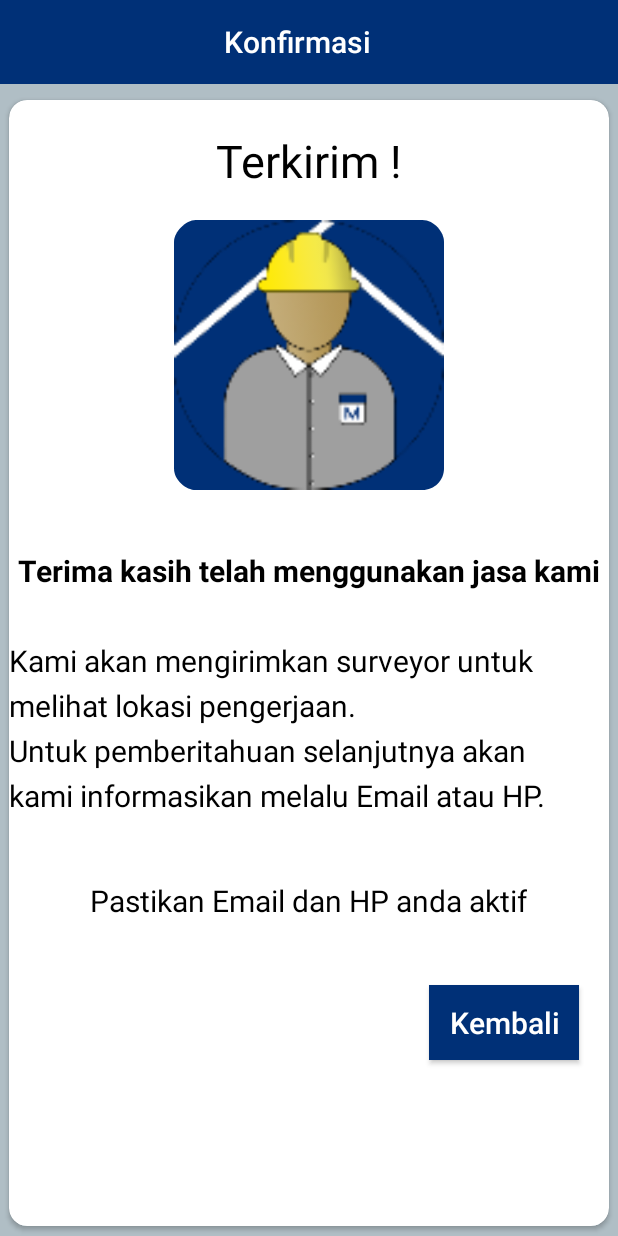
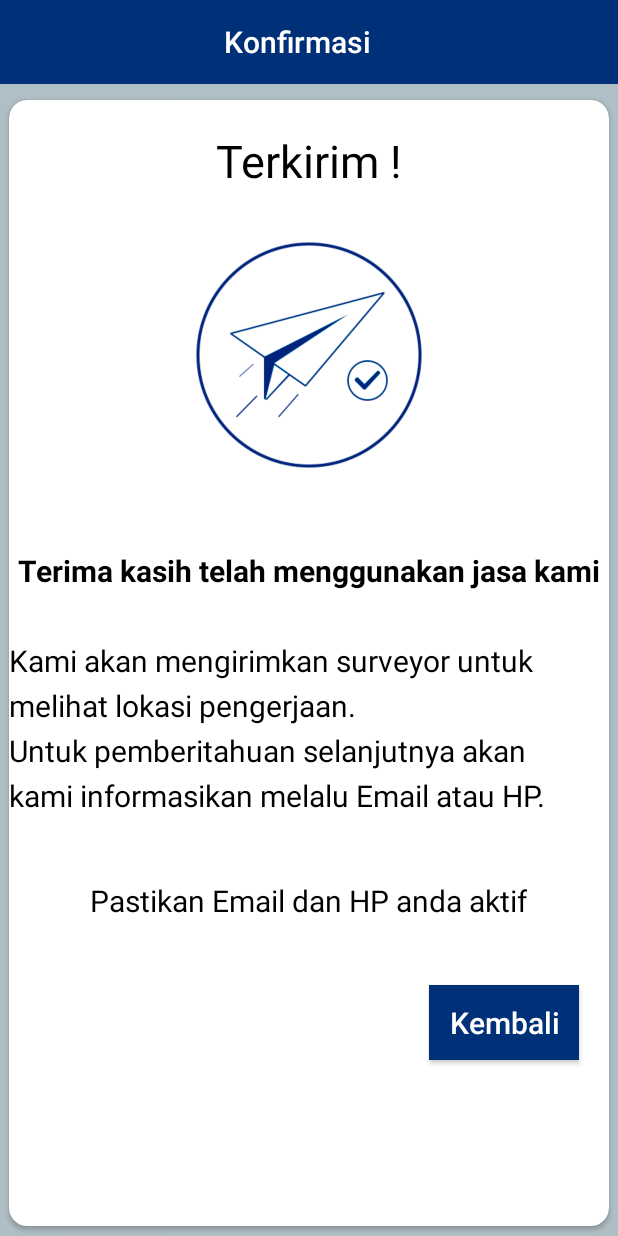
Before and after one commit to Nicklas373/Mandorin, an Android app: the activity_konfirmasi_bangun_renovasi screen opened directly, with no data from a screen before it, on a phone screen of 412 x 824 dp. Run offline under Robolectric (Android 15) with nearby library versions, the phone set to English and light mode, and no system bars.

```diff
--- a/app/src/main/java/id/hana/mandorin/MainActivity.java
+++ b/app/src/main/java/id/hana/mandorin/MainActivity.java
@@ -3,13 +3,12 @@ package id.hana.mandorin;
 import android.Manifest;
 import android.content.DialogInterface;
 import android.content.pm.ActivityInfo;
+import android.os.Bundle;
 import android.support.design.widget.TabLayout;
 import android.support.v4.view.ViewPager;
 import android.support.v7.app.AlertDialog;
 import android.support.v7.app.AppCompatActivity;
-import android.os.Bundle;
 import android.support.v7.widget.Toolbar;
-import android.widget.Toast;
 
 import com.kishan.askpermission.AskPermission;
 import com.kishan.askpermission.ErrorCallback;
@@ -44,7 +43,6 @@ public class MainActivity extends AppCompatActivity implements PermissionCallbac
     private void reqPermission() {
         new AskPermission.Builder(this).setPermissions(
                 Manifest.permission.READ_EXTERNAL_STORAGE,
-                Manifest.permission.ACCESS_NETWORK_STATE,
                 Manifest.permission.INTERNET)
                 .setCallback(this)
                 .setErrorCallback(this)
--- a/app/src/main/res/layout-large/activity_konfirmasi_bangun_renovasi.xml
+++ b/app/src/main/res/layout-large/activity_konfirmasi_bangun_renovasi.xml
@@ -59,11 +59,11 @@
             android:textSize="30sp" />
 
         <ImageView
-            android:layout_width="180dp"
-            android:layout_height="180dp"
+            android:layout_width="240dp"
+            android:layout_height="200dp"
             android:layout_marginTop="80dp"
             android:layout_gravity="center_horizontal"
-            android:src="@mipmap/ic_launcher"
+            android:src="@drawable/send"
             android:contentDescription="@string/app_name"/>
 
         <TextView
@@ -126,7 +126,7 @@
             style="@style/Widget.AppCompat.Button"
             android:layout_width="100dp"
             android:layout_height="50dp"
-            android:layout_marginTop="590dp"
+            android:layout_marginTop="660dp"
             android:layout_marginEnd="20dp"
             android:layout_gravity="end"
             android:background="@color/colorPrimary"
--- a/app/src/main/res/layout-xlarge/activity_konfirmasi_bangun_renovasi.xml
+++ b/app/src/main/res/layout-xlarge/activity_konfirmasi_bangun_renovasi.xml
@@ -58,11 +58,11 @@
         android:textColor="#000"/>
 
     <ImageView
-        android:layout_width="280dp"
-        android:layout_height="280dp"
+        android:layout_width="480dp"
+        android:layout_height="340dp"
         android:layout_gravity="center_horizontal"
         android:layout_marginTop="150dp"
-        android:src="@mipmap/ic_launcher"
+        android:src="@drawable/send"
         android:contentDescription="@string/app_name"/>
 
     <TextView
@@ -122,8 +122,9 @@
         style="@style/Widget.AppCompat.Button"
         android:layout_width="200dp"
         android:layout_height="80dp"
-        android:layout_marginStart="540dp"
-        android:layout_marginTop="1120dp"
+        android:layout_gravity="end"
+        android:layout_marginEnd="20dp"
+        android:layout_marginTop="1100dp"
         android:background="@color/colorPrimary"
         android:text="@string/app_mandor_konfirmasi_8"
         android:textColor="#fff"
--- a/app/src/main/res/layout/activity_konfirmasi_bangun_renovasi.xml
+++ b/app/src/main/res/layout/activity_konfirmasi_bangun_renovasi.xml
@@ -48,7 +48,6 @@
         app:layout_constraintTop_toTopOf="parent"
         app:layout_constraintVertical_bias="0.0">
 
-
     <TextView
         android:layout_width="wrap_content"
         android:layout_height="wrap_content"
@@ -58,15 +57,15 @@
         android:textColor="#000"
         android:textSize="30sp" />
 
-    <ImageView
-        android:layout_width="180dp"
-        android:layout_height="180dp"
-        android:layout_marginTop="80dp"
-        android:layout_gravity="center_horizontal"
-        android:src="@mipmap/ic_launcher"
-        android:contentDescription="@string/app_name"/>
+        <ImageView
+            android:layout_width="240dp"
+            android:layout_height="180dp"
+            android:layout_gravity="center_horizontal"
+            android:layout_marginTop="80dp"
+            android:contentDescription="@string/app_name"
+            android:src="@drawable/send" />
 
-    <TextView
+        <TextView
         android:layout_width="wrap_content"
         android:layout_height="wrap_content"
         android:layout_marginTop="300dp"
--- a/app/src/main/res/layout/activity_mandor.xml
+++ b/app/src/main/res/layout/activity_mandor.xml
@@ -52,8 +52,8 @@
         android:background="#b0bec5"/>
 
     <ImageView
-        android:layout_width="240dp"
-        android:layout_height="240dp"
+        android:layout_width="200dp"
+        android:layout_height="200dp"
         android:layout_centerHorizontal="true"
         android:layout_centerVertical="true"
         android:src="@drawable/connection"
```
Also changed, not shown: app/src/main/java/id/hana/mandorin/fragment_home.java (+24 -4 lines).
